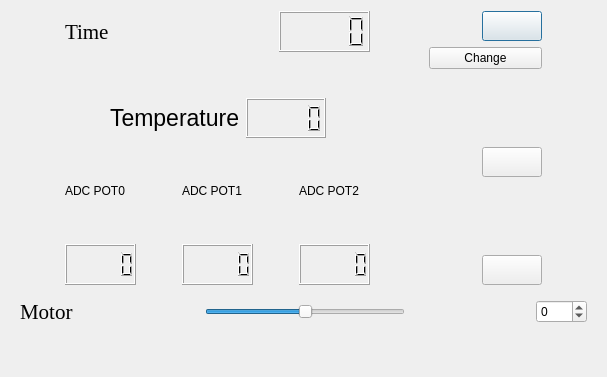
e-dawn/Qt-study, file mid_for_arm/maindialog.ui: the form before one commit.
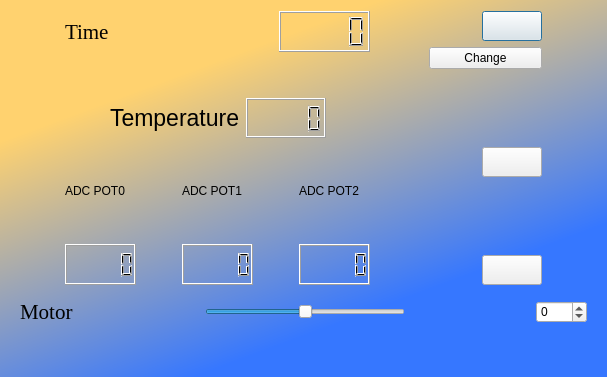
The form after the commit. Icons and pictures are not drawn.

Commit message: 采用绘图的方式替换背景图片，解决内存不足问题

What changed in the file:
```diff
--- a/mid_for_arm/maindialog.ui
+++ b/mid_for_arm/maindialog.ui
@@ -15,8 +15,7 @@
   </property>
   <property name="styleSheet">
    <string notr="true">QDialog{
-	
-	background-image: url(:/images/cool-background.png);
+	background:qlineargradient(spread:pad,x1:0.4,y1:0,x2:1,y2:1,stop:0.1 #FFD26F,stop:0.7 #3677FF)
 }
 
 </string>
```
The commit also changes 1 other file.
